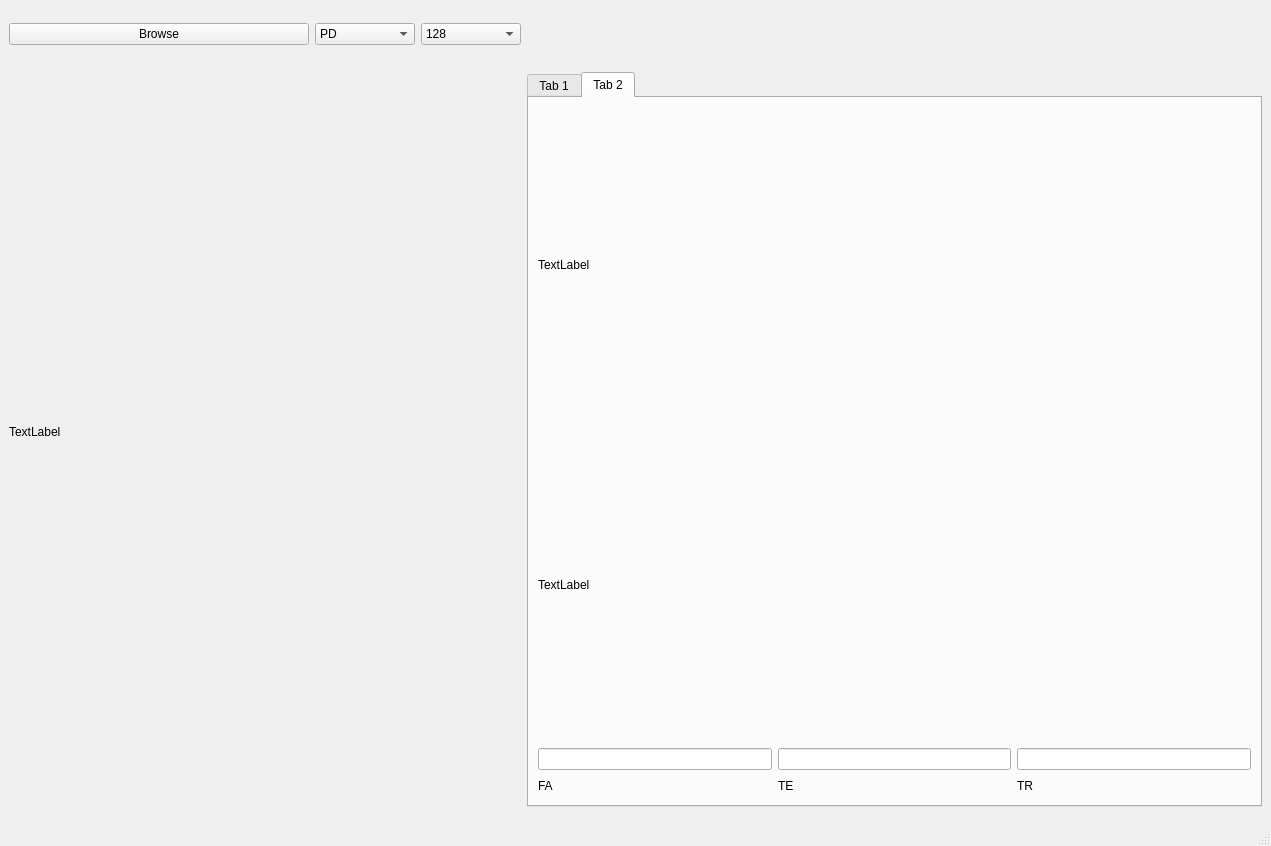
Before: the Qt Designer form phantom_gui.ui in sbme-tutorials/MRI_task2-Team-4-, drawn with Qt 5.
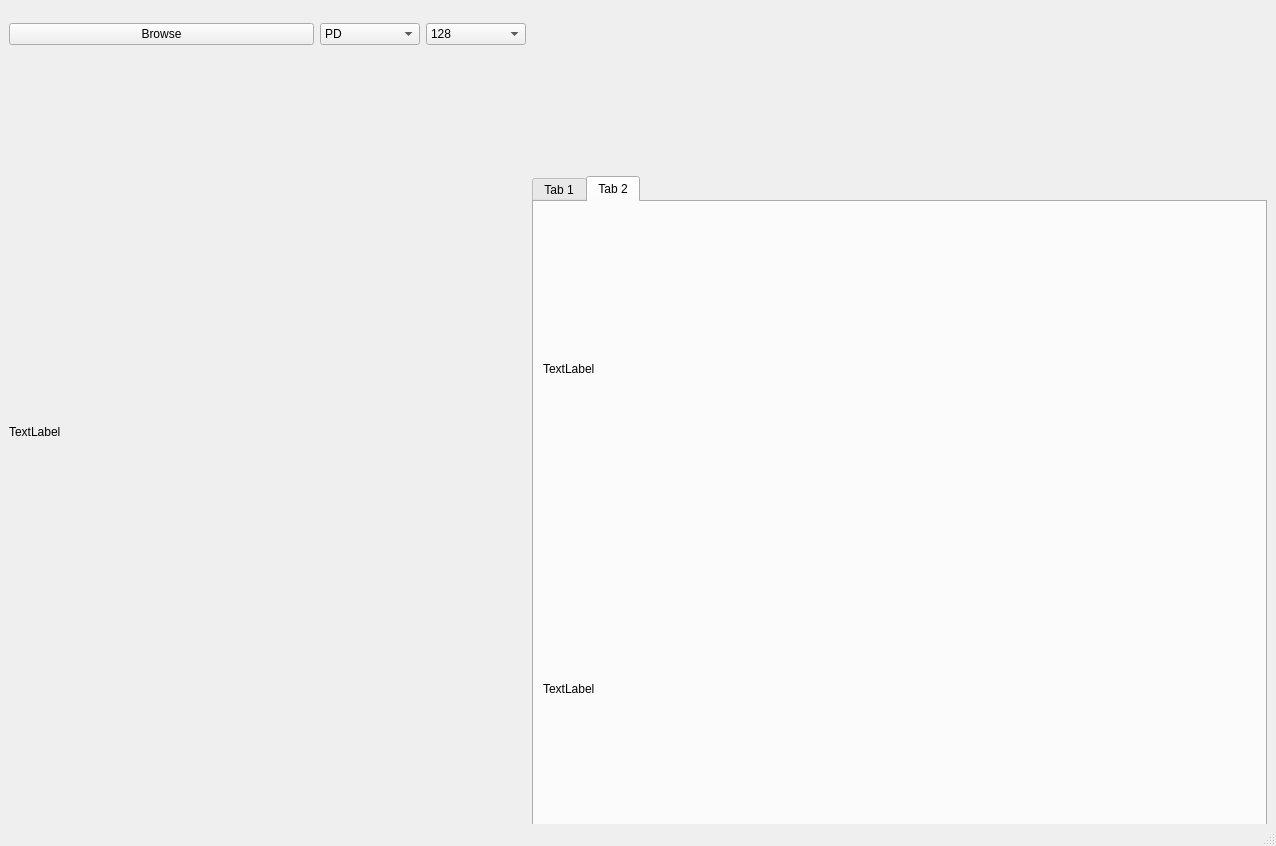
After: the same form once the commit is applied. Custom widgets are drawn as their Qt base class.

What changed in the file:
```diff
--- a/phantom_gui.ui
+++ b/phantom_gui.ui
@@ -6,7 +6,7 @@
    <rect>
     <x>0</x>
     <y>0</y>
-    <width>1271</width>
+    <width>1276</width>
     <height>846</height>
    </rect>
   </property>
@@ -118,8 +118,8 @@
       </property>
       <property name="maximumSize">
        <size>
-        <width>425</width>
-        <height>721</height>
+        <width>512</width>
+        <height>512</height>
        </size>
       </property>
       <property name="currentIndex">
```
Left out of the diff: 4 changed lines with no effect on the pictures.
